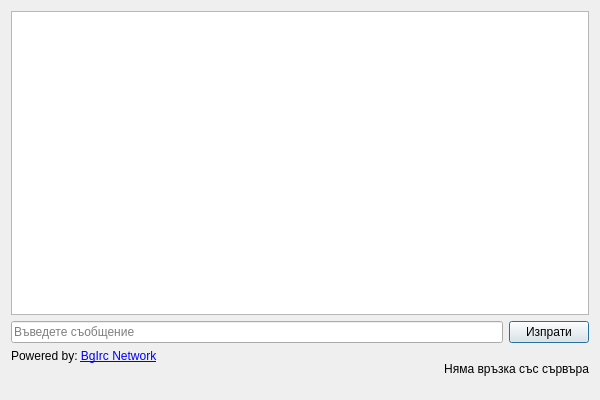
The window that src/View/Widgets/ChatDialog.ui (thefinalcutbg/DinoDent) describes before a commit, drawn with Qt 5.
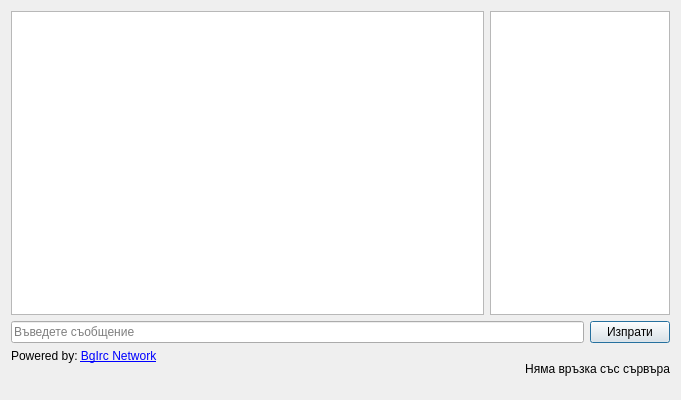
The same window after the commit.

Commit message: user list added to chat

```diff
--- a/src/View/Widgets/ChatDialog.ui
+++ b/src/View/Widgets/ChatDialog.ui
@@ -6,7 +6,7 @@
    <rect>
     <x>0</x>
     <y>0</y>
-    <width>600</width>
+    <width>681</width>
     <height>400</height>
    </rect>
   </property>
@@ -15,11 +15,30 @@
   </property>
   <layout class="QVBoxLayout" name="verticalLayout">
    <item>
+    <layout class="QHBoxLayout" name="horizontalLayout_3">
+     <item>
     <widget class="QTextEdit" name="textEdit">
      <property name="readOnly">
       <bool>true</bool>
      </property>
     </widget>
+     </item>
+     <item>
+      <widget class="QListWidget" name="usrList">
+       <property name="maximumSize">
+        <size>
+         <width>180</width>
+         <height>16777215</height>
+        </size>
+       </property>
+       <property name="font">
+        <font>
+         <bold>true</bold>
+        </font>
+       </property>
+      </widget>
+     </item>
+    </layout>
    </item>
    <item>
     <layout class="QHBoxLayout" name="horizontalLayout">
```
Lines whose indentation alone changed are shown as unchanged. The commit also changes 3 other files.
